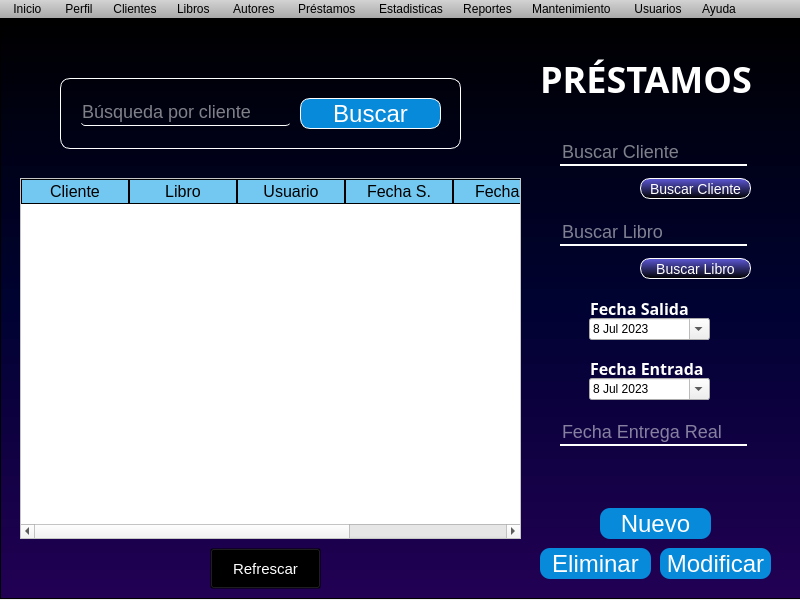
Above: frames/panel.ui from Alonsou29/bibliotknew before the change. Below: the same form after it.
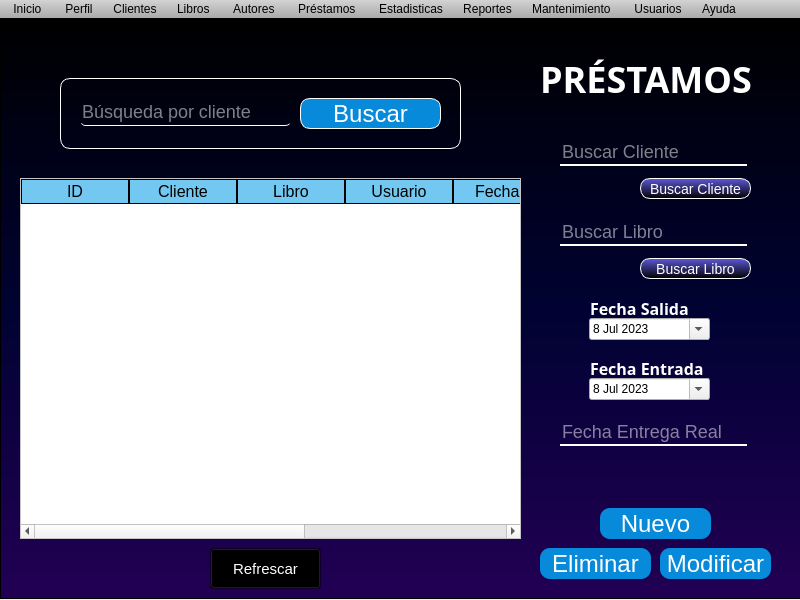
That is the form after the change. The open tabs and pages were chosen to show the change. Icons and pictures are not drawn.

Commit message: cambios panel y ojitos uwu

The edit to the form file:
```diff
--- a/frames/panel.ui
+++ b/frames/panel.ui
@@ -2685,6 +2685,11 @@
        <attribute name="horizontalHeaderMinimumSectionSize">
         <number>39</number>
        </attribute>
+       <column>
+        <property name="text">
+         <string>ID</string>
+        </property>
+       </column>
        <column>
         <property name="text">
          <string>Cliente</string>
```
Left out of the diff: 14 changed lines with no effect on the pictures. The commit also changes 5 other files.
